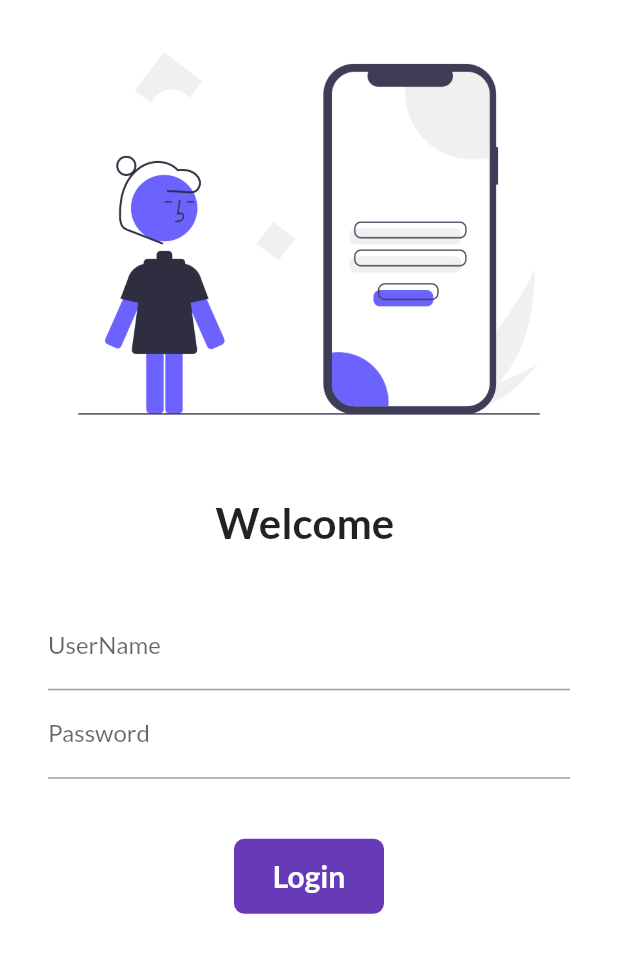
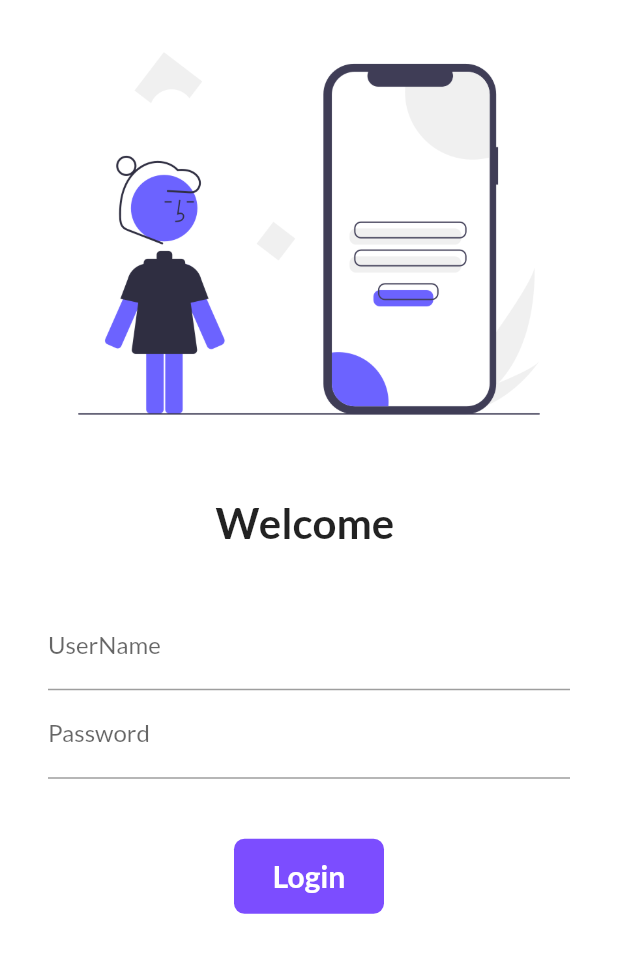
Before and after one commit to PrakharSinghG/Flutter1st, a Flutter app: the screen it shows after launch, on a phone screen of 412 x 824 dp. Shown: the top 953 px of the screen. Run offline on Flutter 3.47's test engine with Material 2 defaults, Android fonts, the phone set to English and light mode, and no system bars; our stand-ins replace google_fonts.

Commit message:
day 8 completed

```diff
--- a/lib/pages/login_page.dart
+++ b/lib/pages/login_page.dart
@@ -11,11 +11,28 @@ class LoginPage extends StatefulWidget {
 class _LoginPageState extends State<LoginPage> {
   String name = "";
   bool changeButton = false;
+  final _formkey = GlobalKey<FormState>();
+
+  moveToHome(BuildContext context) async {
+    if (_formkey.currentState!.validate()) {
+      setState(() {
+        changeButton = true;
+      });
+      await Future.delayed(Duration(seconds: 1));
+      await Navigator.pushNamed(context, MyRoutes.homeRoute);
+      setState(() {
+        changeButton = false;
+      });
+    }
+  }
+
   @override
   Widget build(BuildContext context) {
     return Material(
       color: Colors.white,
       child: SingleChildScrollView(
+        child: Form(
+          key: _formkey,
           child: Column(
             children: [
               Image.asset(
@@ -36,52 +53,65 @@ class _LoginPageState extends State<LoginPage> {
                 height: 20.0,
               ),
               Padding(
-              padding:
-                  const EdgeInsets.symmetric(vertical: 16.0, horizontal: 32.0),
+                padding: const EdgeInsets.symmetric(
+                    vertical: 16.0, horizontal: 32.0),
                 child: Column(
                   children: [
-                  TextField(
+                    TextFormField(
                       decoration: InputDecoration(
                           hintText: "Enter UserName", labelText: "UserName"),
+                      validator: (value) {
+                        if (value!.isEmpty) {
+                          return "Username cannot be Empty";
+                        }
+                        return null;
+                      },
                       onChanged: (value) {
                         name = value;
                         setState(() {});
                       },
                     ),
-                  TextField(
+                    TextFormField(
                       obscureText: true,
                       decoration: InputDecoration(
                           hintText: "Enter Password", labelText: "Password"),
+                      validator: (value) {
+                        if (value!.isEmpty) {
+                          return "Password cannot be Empty";
+                        } else if (value.length < 7) {
+                          return "Password length should be atleast 7";
+                        }
+                        return null;
+                      },
                     ),
                     SizedBox(
                       height: 40.0,
                     ),
 
-                  InkWell(
-                    onTap: () async{
-                      setState(() {
-                        changeButton = true;
-                      });
-                      await Future.delayed(Duration(seconds: 1));
-                      Navigator.pushNamed(context, MyRoutes.homeRoute);
-                    },
+                    Material(
+                      color: Colors.deepPurpleAccent,
+                      borderRadius:
+                          BorderRadius.circular(changeButton ? 50 : 7),
+                      child: InkWell(
+                        onTap: () => moveToHome(context),
                         child: AnimatedContainer(
                           duration: Duration(seconds: 1),
                           width: changeButton ? 50 : 100,
                           height: 50,
                           alignment: Alignment.center,
-                      child: changeButton ? Icon(Icons.done,
-                      color: Colors.white,) : Text(
+                          child: changeButton
+                              ? Icon(
+                                  Icons.done,
+                                  color: Colors.white,
+                                )
+                              : Text(
                                   "Login",
                                   style: TextStyle(
                                       fontWeight: FontWeight.bold,
                                       fontSize: 20.0,
                                       color: Colors.white),
                                 ),
-                      decoration: BoxDecoration(
-                          color: Colors.deepPurple,
-                          borderRadius:
-                              BorderRadius.circular(changeButton ? 50 : 7)),
+                        ),
                       ),
                     )
 
@@ -98,6 +128,7 @@ class _LoginPageState extends State<LoginPage> {
             ],
           ),
         ),
+      ),
     );
   }
 }
```
Lines whose indentation alone changed are shown as unchanged.
